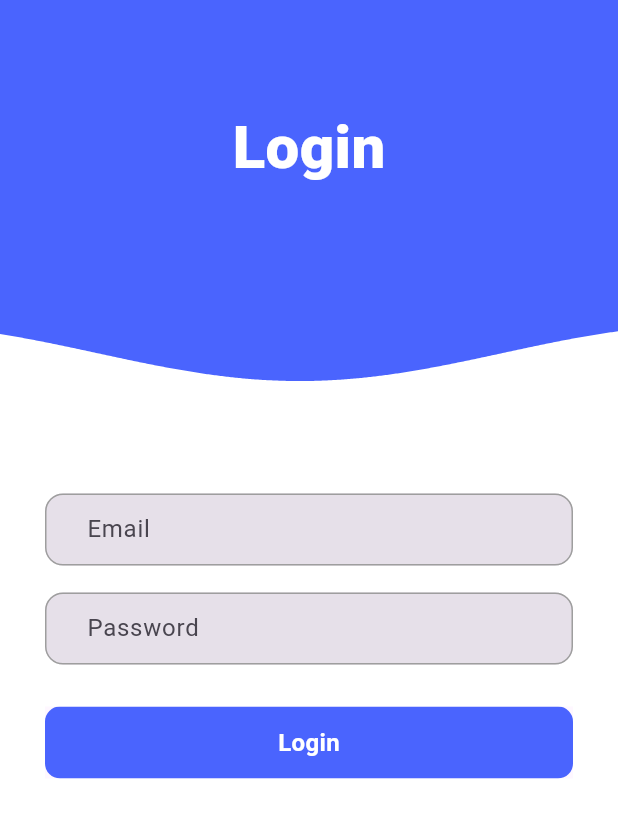
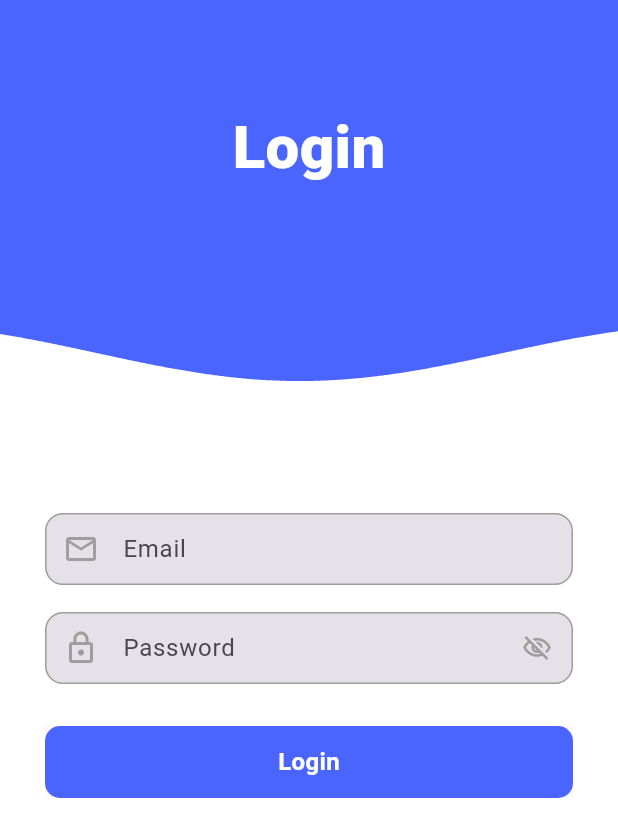
Before and after one commit to alaa556677/swan, a Flutter app: the screen it shows after launch, on a phone screen of 412 x 824 dp. Shown: the top 837 px of the screen. Run offline on Flutter 3.47's test engine with Material 3 defaults, Android fonts, the phone set to English and light mode, and no system bars; our stand-ins replace bloc, conditional_builder_null_safety, dartz, dio, easy_localization, equatable and 5 more; accounts and stored records are empty.

Commit message:
no message

```diff
--- a/lib/core/app_constatnts/routes.dart
+++ b/lib/core/app_constatnts/routes.dart
@@ -1,3 +1,4 @@
 class Routes{
   static const String login = '/login';
+  static const String userDataScreen = '/userDataScreen';
 }
--- a/lib/core/widgets/button_widget.dart
+++ b/lib/core/widgets/button_widget.dart
@@ -1,4 +1,6 @@
 import 'package:flutter/material.dart';
+import 'package:flutter_screenutil/flutter_screenutil.dart';
+import 'package:flutter_svg/flutter_svg.dart';
 
 import '../app_constatnts/global.dart';
 
@@ -6,11 +8,15 @@ class ButtonWidget extends StatelessWidget {
   final String title;
   final bool hasBorder;
   final void Function()? onTap;
+  final double width;
+  final String? pathImage;
 
   const ButtonWidget({super.key,
     required this.title,
     required this.hasBorder,
-    this.onTap
+    this.onTap,
+    this.width = double.infinity,
+    this.pathImage
   });
 
   @override
@@ -27,13 +33,20 @@ class ButtonWidget extends StatelessWidget {
                 )
               : const Border.fromBorderSide(BorderSide.none),
         ),
+        child: SizedBox(
+          height: 48.0,
+          width: width,
           child: InkWell(
             onTap: onTap,
             borderRadius: BorderRadius.circular(10),
-          child: SizedBox(
-            height: 48.0,
-            child: Center(
-              child: Text(
+            child: Row(
+              mainAxisAlignment: MainAxisAlignment.center,
+              children: [
+                if(pathImage != null)...[
+                  SvgPicture.asset(pathImage!),
+                  SizedBox(width: 6.w,),
+                ],
+                Text(
                   title,
                   style: TextStyle(
                     color: hasBorder ? Global.mediumBlue : Global.white,
@@ -41,6 +54,7 @@ class ButtonWidget extends StatelessWidget {
                     fontSize: 16.0,
                   ),
                 ),
+              ],
             ),
           ),
         ),
--- /dev/null
+++ b/lib/core/widgets/deafault_screen.dart
@@ -0,0 +1,36 @@
+import 'package:flutter/material.dart';
+import 'package:flutter/services.dart';
+
+import '../app_constatnts/global.dart';
+
+class DefaultScreen extends StatelessWidget {
+  const DefaultScreen({
+    super.key,
+    this.closeAppBar = false,
+    this.appbar,
+    required this.body,
+    this.backgroundColor = Global.white,
+  });
+
+  final bool closeAppBar;
+  final  PreferredSizeWidget? appbar;
+  final Widget body;
+  final Color backgroundColor;
+
+  @override
+  Widget build(BuildContext context) {
+    return Scaffold(
+      backgroundColor: backgroundColor,
+      appBar: closeAppBar ? PreferredSize(
+          preferredSize: Size.zero,
+          child: AppBar(
+            systemOverlayStyle: const SystemUiOverlayStyle(
+              statusBarIconBrightness: Brightness.light,
+              statusBarColor: Global.mediumBlue,
+            ),
+          )
+      ) : appbar,
+      body: body,
+    );
+  }
+}
--- a/lib/core/widgets/textfield_widget.dart
+++ b/lib/core/widgets/textfield_widget.dart
@@ -13,10 +13,10 @@ class CustomTextFormField extends StatelessWidget {
     this.isEnabled,
     this.onFieldSubmitted,
     this.errorState = false,
-    this.focusNode,
     this.fillColor,
     this.isPasswordVisible = false,
     this.suffix,
+    this.prefix,
     this.onPressedSuffix
   });
 
@@ -28,10 +28,10 @@ class CustomTextFormField extends StatelessWidget {
   final Function(String)? onFieldSubmitted;
   final bool? isEnabled;
   final bool? errorState;
-  final FocusNode? focusNode;
   final Color? fillColor;
   final bool isPasswordVisible;
-  final IconData? suffix;
+  final Widget? suffix;
+  final Widget? prefix;
   final void Function()? onPressedSuffix;
 
   @override
@@ -60,18 +60,8 @@ class CustomTextFormField extends StatelessWidget {
             color: Colors.red,
             height: 1
         ),
-        suffixIcon: suffix != null ? Padding(
-          padding: EdgeInsetsDirectional.symmetric(horizontal: 15.w),
-          child: IconButton(
-            onPressed: onPressedSuffix,
-            icon: Icon(isPasswordVisible ? Icons.visibility_off_outlined : Icons.visibility_outlined),
-            iconSize: 20,
-            color: Colors.grey,
-            autofocus: false,
-            focusNode: FocusNode(
-                canRequestFocus: false, descendantsAreFocusable: false),
-          ),
-        ) : const SizedBox.shrink(),
+        suffixIcon: suffix ?? const SizedBox.shrink(),
+        prefixIcon: prefix ?? const SizedBox.shrink(),
         floatingLabelStyle: const TextStyle(fontSize: 18),
         label: Text(
           label,
--- a/lib/features/auth/presentation/cubit/auth_cubit.dart
+++ b/lib/features/auth/presentation/cubit/auth_cubit.dart
@@ -31,4 +31,9 @@ class AuthCubit extends Cubit<AuthStates>{
     });
   }
 ////////////////////////////////////////////////////////////////////////////////
+  bool obscureText = true;
+  changeObscureText(){
+    obscureText = !obscureText;
+    emit(ChangeObscureText());
+  }
 }
--- a/lib/features/auth/presentation/cubit/auth_states.dart
+++ b/lib/features/auth/presentation/cubit/auth_states.dart
@@ -15,3 +15,4 @@ class LoginSuccess extends AuthStates{
 }
 class LoginError extends AuthStates{}
 ////////////////////////////////////////////////////////////////////////////////
+class ChangeObscureText extends AuthStates{}
--- a/lib/features/auth/presentation/pages/login_screen.dart
+++ b/lib/features/auth/presentation/pages/login_screen.dart
@@ -2,13 +2,17 @@ import 'package:conditional_builder_null_safety/conditional_builder_null_safety.
 import 'package:flutter/material.dart';
 import 'package:flutter/services.dart';
 import 'package:flutter_bloc/flutter_bloc.dart';
+import 'package:flutter_screenutil/flutter_screenutil.dart';
 import 'package:provider/provider.dart';
+import 'package:swan/core/app_constatnts/routes.dart';
 import 'package:swan/features/auth/presentation/cubit/auth_cubit.dart';
 import 'package:swan/features/auth/presentation/cubit/auth_states.dart';
+import 'package:swan/features/user_data/presentation/pages/user_data_screen.dart';
 import '../../../../core/app_constatnts/global.dart';
 import '../../../../core/app_constatnts/home_model.dart';
 import '../../../../core/app_constatnts/navigate_methods.dart';
 import '../../../../core/widgets/button_widget.dart';
+import '../../../../core/widgets/deafault_screen.dart';
 import '../../../../core/widgets/textfield_widget.dart';
 import '../../../../core/widgets/wave_widget.dart';
 
@@ -37,23 +41,15 @@ class _LoginScreenState extends State<LoginScreen> {
           customShowSnackBar(isError: false, message: "Login Successfully");
           emailController.clear();
           passwordController.clear();
+          navigateToNamed(route: Routes.userDataScreen);
         } else if (state is LoginError){
           emailController.clear();
           passwordController.clear();
           customShowSnackBar(isError: true, message: "Login Error");
         }
       },
-      builder: (context, state) => Scaffold(
-      backgroundColor: Global.white,
-      appBar: PreferredSize(
-          preferredSize: Size.zero,
-          child: AppBar(
-            systemOverlayStyle: const SystemUiOverlayStyle(
-              statusBarIconBrightness: Brightness.light,
-              statusBarColor: Global.mediumBlue,
-            ),
-          )
-      ),
+      builder: (context, state) => DefaultScreen(
+      closeAppBar: true,
       body: Stack(
         children: <Widget>[
           Container(
@@ -93,10 +89,10 @@ class _LoginScreenState extends State<LoginScreen> {
               child: Column(
                 mainAxisAlignment: MainAxisAlignment.center,
                 children: <Widget>[
-                  const SizedBox(height: 24,),
+                  const SizedBox(height: 50,),
                   CustomTextFormField(
                     controller: emailController,
-
+                    prefix: const Icon(Icons.email_outlined, color: Colors.grey,),
                     onChange: (value) {
                       model.isValidEmail(value);
                     },
@@ -113,9 +109,20 @@ class _LoginScreenState extends State<LoginScreen> {
                   ),
                   CustomTextFormField(
                     label: 'Password',
-                    isPasswordVisible: true,
+                    isPasswordVisible: AuthCubit.instance.obscureText,
                     controller: passwordController,
-                    // obscureText: model.isVisible ? false : true,
+                    prefix: const Icon(Icons.lock_outline, color: Colors.grey,),
+                    suffix: Padding(
+                        padding: EdgeInsetsDirectional.symmetric(horizontal: 0.w),
+                        child: IconButton(
+                          onPressed: (){
+                            AuthCubit.instance.changeObscureText();
+                          },
+                          icon: Icon(AuthCubit.instance.obscureText ? Icons.visibility_off_outlined : Icons.visibility_outlined),
+                          iconSize: 20,
+                          color: Colors.grey,
+                        ),
+                    ),
                     validator: (value){
                       if(value!.isEmpty){
                         return "required";
--- a/lib/features/user_data/domain/entity/user_data_entity.dart
+++ b/lib/features/user_data/domain/entity/user_data_entity.dart
@@ -27,7 +27,7 @@ class UserDataEntityEntity extends Equatable{
   int? roomNumber;
   bool? status;
   List<Tax>? tax;
-  List<Tax>? charging;
+  List<Charging>? charging;
   String? createdAt;
 
   @override
--- a/pubspec.yaml
+++ b/pubspec.yaml
@@ -73,8 +73,8 @@ flutter:
   uses-material-design: true
 
   # To add assets to your application, add an assets section, like this:
-  # assets:
-  #   - images/a_dot_burr.jpeg
+  assets:
+    - assets/images/
   #   - images/a_dot_ham.jpeg
 
   # An image asset can refer to one or more resolution-specific "variants", see
```
Also changed, not shown: lib/core/app_constatnts/navigate_methods.dart (+17 -0 lines), lib/features/user_data/data/model/user_data_model.dart (+28 -2 lines), lib/features/user_data/presentation/pages/user_data_screen.dart (added, +127 -0 lines), lib/main.dart (+4 -5 lines), assets/images/signin_facebook.svg (added), assets/images/signin_google.svg (added). Lines whose indentation alone changed are shown as unchanged.
